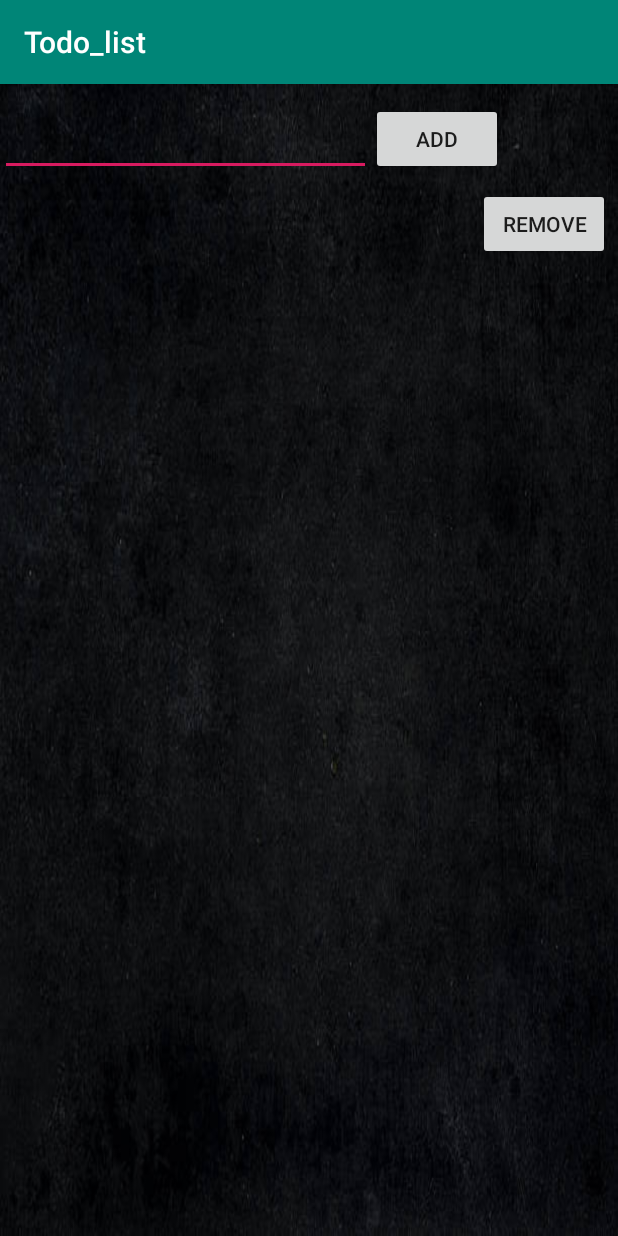
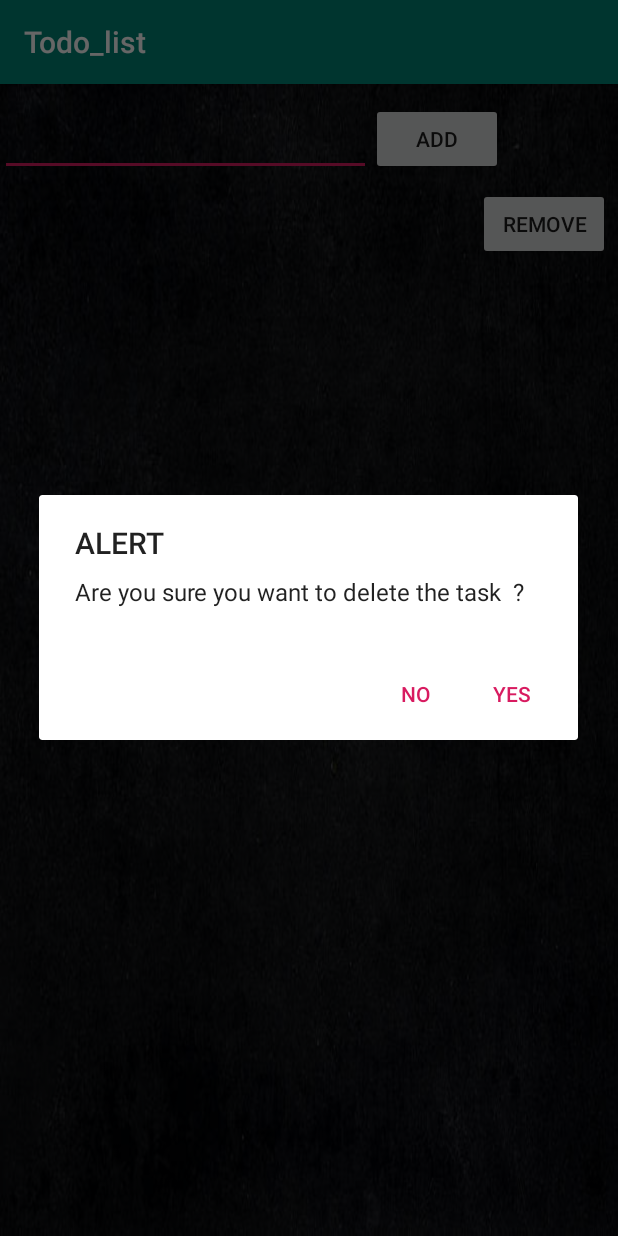
Before and after one commit to Bhawna11agg/Todo_list, an Android app: the screen it shows after launch (MainActivity), after a tap on "REMOVE", on a phone screen of 412 x 824 dp. Run offline under Robolectric (Android 15) with nearby library versions, the phone set to English and light mode, and no system bars; 1 other tap on this screen came first.

Commit message:
delete in database and alert

```diff
--- a/app/src/main/java/com/example/todo_list/Adapter3.java
+++ b/app/src/main/java/com/example/todo_list/Adapter3.java
@@ -1,20 +1,25 @@
 package com.example.todo_list;
 
+import android.app.AlertDialog;
+import android.content.Context;
+import android.content.DialogInterface;
 import android.view.LayoutInflater;
 import android.view.View;
 import android.view.ViewGroup;
 import android.widget.Button;
 import android.widget.TextView;
+import android.widget.Toast;
 
 import androidx.annotation.NonNull;
 import androidx.recyclerview.widget.RecyclerView;
-
 import java.util.ArrayList;
-
 public class Adapter3 extends  RecyclerView.Adapter<Adapter3.ViewAdapter>{
     ArrayList<String> arrayList;
-    public Adapter3(ArrayList<String> arrayList1) {
+    MainActivity mainActivity;
+    AlertDialog.Builder alertDialogueBuilder;
+    public Adapter3(ArrayList<String> arrayList1,MainActivity mainActivity1) {
         this.arrayList = arrayList1;
+        this.mainActivity=mainActivity1;
     }
 
     @NonNull
@@ -26,17 +31,33 @@ public class Adapter3 extends  RecyclerView.Adapter<Adapter3.ViewAdapter>{
     }
 
     @Override
-    public void onBindViewHolder(@NonNull final ViewAdapter holder, final int position) {
-
+    public void onBindViewHolder(@NonNull final ViewAdapter holder, final int position){
         holder.txt1.setText(arrayList.get(position));
         holder.btn.setOnClickListener(new View.OnClickListener() {
             @Override
             public void onClick(View v) {
-                if (position != 0) {
-                    notifyDataSetChanged();
-                    arrayList.remove(position);
-                    notifyDataSetChanged();
-                }
+
+                AlertDialog alertDialogBuilder=new AlertDialog.Builder(v.getContext())
+                .setTitle("ALERT")
+                        .setCancelable(false)
+             .setMessage("Are you sure you want to delete the task "+arrayList.get(position)+" ?")
+                        .setPositiveButton("YES", new DialogInterface.OnClickListener() {
+                            @Override
+                            public void onClick(DialogInterface dialog, int which) {
+                                mainActivity.delete(position);
+                                arrayList.remove(position);
+                                notifyDataSetChanged();
+                            }
+                        })
+                        .setNegativeButton("NO", new DialogInterface.OnClickListener() {
+                            @Override
+                            public void onClick(DialogInterface dialog, int which) {
+                                dialog.cancel();
+                            }
+                       })
+                     .create();
+                       alertDialogBuilder .show();
+
             }
         });
     }
--- a/app/src/main/java/com/example/todo_list/Databaseprep.java
+++ b/app/src/main/java/com/example/todo_list/Databaseprep.java
@@ -6,20 +6,19 @@ import android.database.Cursor;
 import android.database.sqlite.SQLiteDatabase;
 import android.database.sqlite.SQLiteOpenHelper;
 
-import androidx.annotation.Nullable;
+public class Databaseprep extends SQLiteOpenHelper {
 
-public class Databaseprep extends SQLiteOpenHelper {
-    public static final String DATABASE_NAME = "student.db";
-    public static final String TABLE_NAME = "Student_table";
-    public static final String COL2_NAME = "Name";
-
-    public Databaseprep(@Nullable Context context) {
+    public static final String DATABASE_NAME = "Student_data.db";
+    public static final String TABLE_NAME = "Student_table5";
+    public static final String COL_1="ID";
+    public static final String COL_2 = "Name";
+    public Databaseprep(Context context) {
         super(context, DATABASE_NAME, null, 1);
     }
 
     @Override
     public void onCreate(SQLiteDatabase db) {
-        db.execSQL("create TABLE " + TABLE_NAME + " (NAME TEXT)");
+        db.execSQL("create TABLE "+ TABLE_NAME +"(ID INTEGER PRIMARY KEY AUTOINCREMENT, Name TEXT)");
     }
 
     @Override
@@ -30,7 +29,7 @@ public class Databaseprep extends SQLiteOpenHelper {
     public boolean insertData(String Name){
         SQLiteDatabase db=this.getWritableDatabase();
         ContentValues content=new ContentValues();
-        content.put(COL2_NAME,Name);
+        content.put(COL_2,Name);
         long result= db.insert(TABLE_NAME,null,content);
         if(result==-1){
             return false;
@@ -44,4 +43,8 @@ public class Databaseprep extends SQLiteOpenHelper {
         Cursor raw=db.rawQuery("select * from "+TABLE_NAME,null);
         return raw;
     }
+    public int deleteData(String x){
+        SQLiteDatabase db=this.getWritableDatabase();
+        return db.delete(TABLE_NAME,"Name=?", new String[]{x});
+    }
 }
--- a/app/src/main/java/com/example/todo_list/MainActivity.java
+++ b/app/src/main/java/com/example/todo_list/MainActivity.java
@@ -19,14 +19,15 @@ import androidx.recyclerview.widget.RecyclerView;
 import java.util.ArrayList;
 import java.util.Collections;
 
-public class MainActivity extends AppCompatActivity{
+public class MainActivity extends AppCompatActivity {
     ArrayList<String> arrayList = new ArrayList<>();
-    ArrayList<String>arr=new ArrayList<String>();
+    ArrayList<String> arr = new ArrayList<String>();
+    ArrayList<String> arr1 = new ArrayList<>();
     EditText edt;
     Button btn;
     RecyclerView my_recycle;
     Adapter3 adapter;
-    Databaseprep mydb;
+    final Databaseprep mydb = new Databaseprep(MainActivity.this);
     @RequiresApi(api = Build.VERSION_CODES.N)
     @Override
     protected void onCreate(Bundle savedInstanceState) {
@@ -35,37 +36,38 @@ public class MainActivity extends AppCompatActivity{
         btn = findViewById(R.id.buttonAdd);
         edt = findViewById(R.id.text);
         my_recycle = findViewById(R.id.my_recycle);
-        final Databaseprep mydb=new Databaseprep(this);
-        Cursor raw= mydb.getAllData();
-        while(raw.moveToNext()){
-            arr.add(raw.getString(0));
-
+        Cursor raw = mydb.getAllData();
+        while (raw.moveToNext()) {
+            arr1.add(raw.getString(1));
         }
-        arrayList.addAll(arr);
+        arrayList.addAll(arr1);
         my_recycle.setLayoutManager(new LinearLayoutManager(this, LinearLayoutManager.VERTICAL, false));
-        adapter = new Adapter3(arrayList);
+        adapter = new Adapter3(arrayList,this);
         my_recycle.setAdapter(adapter);
 
-        final NotificationManager notificationManager= (NotificationManager) getSystemService(Context.NOTIFICATION_SERVICE);
+        final NotificationManager notificationManager = (NotificationManager) getSystemService(Context.NOTIFICATION_SERVICE);
         if (Build.VERSION.SDK_INT >= Build.VERSION_CODES.O) {
-            notificationManager.createNotificationChannel( new NotificationChannel("first","default", NotificationManager.IMPORTANCE_DEFAULT));
+            notificationManager.createNotificationChannel(new NotificationChannel("first", "default", NotificationManager.IMPORTANCE_DEFAULT));
         }
         btn.setOnClickListener(new View.OnClickListener() {
             @Override
             public void onClick(View v) {
 
-                Notification simple= new NotificationCompat.Builder(MainActivity.this,"first")
+                Notification simple = new NotificationCompat.Builder(MainActivity.this, "first")
                         .setContentTitle("Do this")
                         .setContentText(edt.getText().toString())
                         .setPriority(NotificationCompat.PRIORITY_DEFAULT)
                         .setSmallIcon(R.drawable.ic_launcher_background)
                         .build();
-                notificationManager.notify(1,simple);
+                notificationManager.notify(1, simple);
                 arrayList.add(edt.getText().toString());
                 mydb.insertData(edt.getText().toString());
-                adapter.notifyItemChanged(arrayList.size()-1);
+                adapter.notifyItemChanged(arrayList.size() - 1);
                 edt.setText("");
             }
         });
     }
+    public void delete(int x){
+        mydb.deleteData(arr1.get(x));
+    }
 }
--- a/app/src/main/res/layout/activity_main.xml
+++ b/app/src/main/res/layout/activity_main.xml
@@ -31,8 +31,6 @@
     <LinearLayout
         android:layout_width="match_parent"
         android:layout_height="665dp">
-
-
         <androidx.recyclerview.widget.RecyclerView
             android:padding="5dp"
             android:id="@+id/my_recycle"
```
